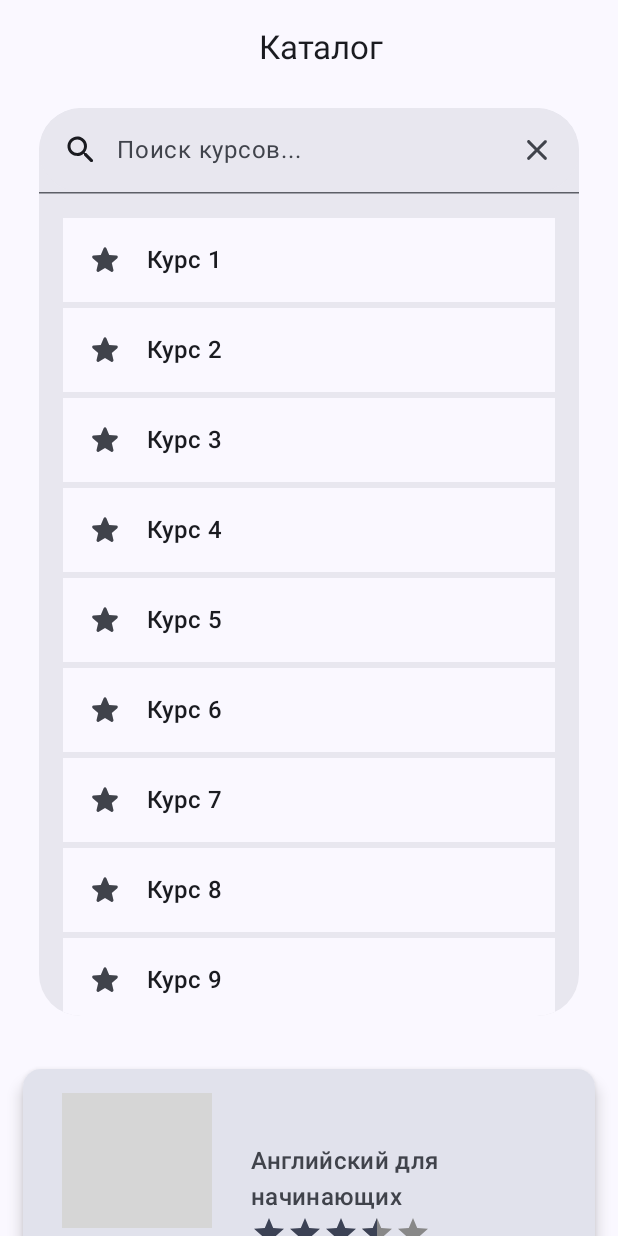
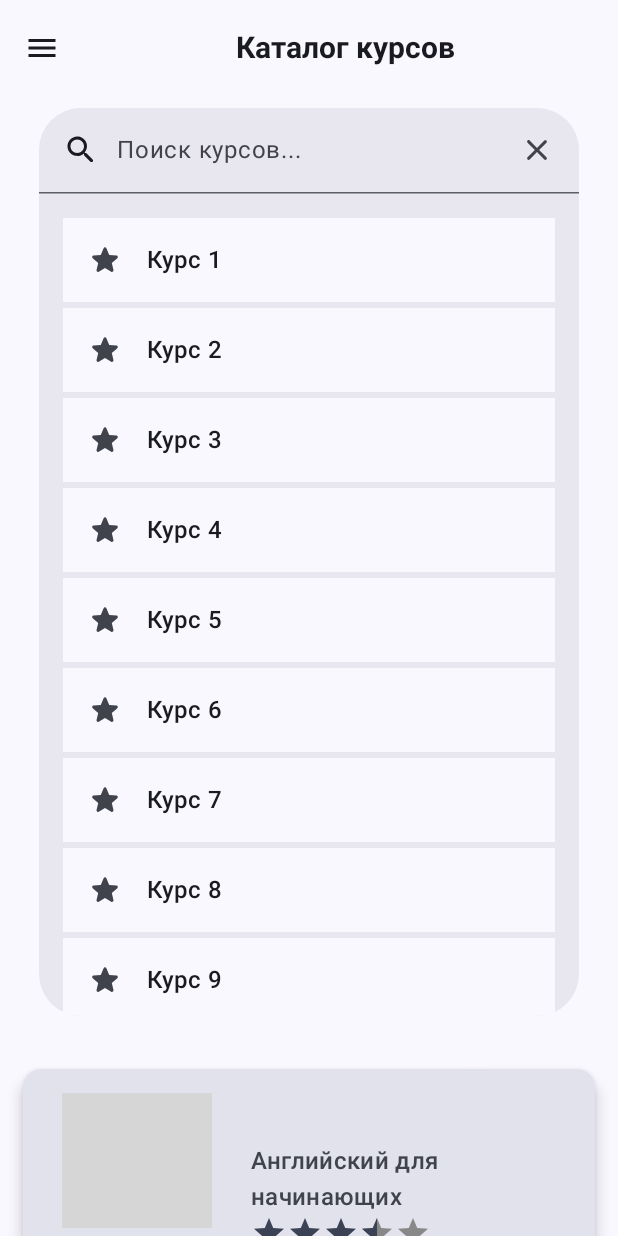
Before and after one commit to Just-everyday-developer/Language-Tutor, an Android app built with Jetpack Compose: the screen it shows after launch (MainActivity), on a phone screen of 412 x 824 dp. Run offline under Robolectric (Android 15) with nearby library versions, the phone set to English and light mode, and no system bars; grey boxes are pictures that could not be loaded.

Commit message:
Added dropdown menu from the left side on touching sandwich button with sections

```diff
--- a/app/src/main/java/com/example/language_tutor/MainActivity.kt
+++ b/app/src/main/java/com/example/language_tutor/MainActivity.kt
@@ -5,24 +5,23 @@ import androidx.activity.ComponentActivity
 import androidx.activity.compose.setContent
 import androidx.activity.enableEdgeToEdge
 import androidx.compose.animation.AnimatedVisibility
-import androidx.compose.foundation.*
-import androidx.compose.foundation.gestures.Orientation
-import androidx.compose.foundation.gestures.ScrollableState
-import androidx.compose.foundation.gestures.rememberScrollableState
-import androidx.compose.foundation.gestures.scrollable
-import androidx.compose.material3.DockedSearchBar
-import androidx.compose.material3.ExperimentalMaterial3Api
+import androidx.compose.foundation.Image
+import androidx.compose.foundation.background
+import androidx.compose.foundation.clickable
 import androidx.compose.foundation.layout.*
 import androidx.compose.foundation.lazy.LazyColumn
 import androidx.compose.foundation.lazy.items
-import androidx.compose.material.icons.*
+import androidx.compose.foundation.shape.RoundedCornerShape
+import androidx.compose.material.icons.Icons
+import androidx.compose.material.icons.filled.Menu
 import androidx.compose.material.icons.filled.Star
-import androidx.compose.material.icons.rounded.*
-import androidx.compose.material3.Scaffold
+import androidx.compose.material.icons.rounded.Clear
+import androidx.compose.material.icons.rounded.Search
+import androidx.compose.material.icons.rounded.Star
 import androidx.compose.material3.*
-import androidx.compose.runtime.Composable
 import androidx.compose.runtime.*
-import androidx.compose.ui.*
+import androidx.compose.ui.Alignment
+import androidx.compose.ui.Modifier
 import androidx.compose.ui.draw.clip
 import androidx.compose.ui.geometry.Rect
 import androidx.compose.ui.geometry.Size
@@ -30,15 +29,17 @@ import androidx.compose.ui.graphics.Color
 import androidx.compose.ui.graphics.Outline
 import androidx.compose.ui.graphics.Shape
 import androidx.compose.ui.graphics.graphicsLayer
-import androidx.compose.ui.layout.VerticalAlignmentLine
+import androidx.compose.ui.layout.ContentScale
 import androidx.compose.ui.res.painterResource
+import androidx.compose.ui.text.font.FontWeight
 import androidx.compose.ui.text.style.TextAlign
 import androidx.compose.ui.tooling.preview.Preview
 import androidx.compose.ui.unit.Density
 import androidx.compose.ui.unit.LayoutDirection
 import androidx.compose.ui.unit.dp
+import androidx.compose.ui.unit.sp
 import com.example.language_tutor.ui.theme.LanguageTutorTheme
-import com.gowtham.ratingbar.RatingBar
+import kotlinx.coroutines.launch
 
 class MainActivity : ComponentActivity() {
     override fun onCreate(savedInstanceState: Bundle?) {
@@ -46,9 +47,7 @@ class MainActivity : ComponentActivity() {
         enableEdgeToEdge()
         setContent {
             LanguageTutorTheme {
-                Scaffold(modifier = Modifier.fillMaxSize()) { innerPadding ->
-                    App(modifier = Modifier.padding(innerPadding))
-                }
+                App()
             }
         }
     }
@@ -57,26 +56,113 @@ class MainActivity : ComponentActivity() {
     @Composable
     fun GreetingPreview() {
         LanguageTutorTheme {
-        App(Modifier)
+            App()
         }
-}
-
-@Composable
-fun App(modifier: Modifier) {
-    Column {
-        Header(Modifier)
-        Search(Modifier.padding(bottom = 20.dp))
-        Courses(Modifier)
     }
 }
 
 @OptIn(ExperimentalMaterial3Api::class)
 @Composable
-fun Header(modifier: Modifier) {
+fun App(modifier: Modifier = Modifier) {
+    val drawerState = rememberDrawerState(DrawerValue.Closed)
+    val scope = rememberCoroutineScope()
+
+    ModalNavigationDrawer(
+        drawerState = drawerState,
+        drawerContent = {
+            ModalDrawerSheet(
+                modifier = Modifier.width(300.dp)
+            ) {
+                Text(
+                    text = "Меню",
+                    style = MaterialTheme.typography.headlineMedium,
+                    modifier = Modifier.padding(24.dp),
+                    fontWeight = FontWeight.Bold
+                )
+                Divider(
+                    modifier = Modifier.padding(horizontal = 16.dp),
+                    color = MaterialTheme.colorScheme.onSurface.copy(alpha = 0.12f)
+                )
+
+                // Улучшенные элементы меню
+                DrawerItem(text = "Главная", icon = Icons.Filled.Menu) { scope.launch { drawerState.close() } }
+                DrawerItem(text = "Моя статистика", icon = Icons.Rounded.Star) { scope.launch { drawerState.close() } }
+                DrawerItem(text = "Экзамен", icon = Icons.Filled.Star) { scope.launch { drawerState.close() } }
+                DrawerItem(text = "Запоминатор", icon = Icons.Rounded.Search) { scope.launch { drawerState.close() } }
+            }
+        }
+    ) {
+        Scaffold(
+            topBar = {
+                Header(
+                    title = "Каталог курсов",
+                    onMenuClick = { scope.launch { drawerState.open() } }
+                )
+            },
+            containerColor = MaterialTheme.colorScheme.background
+        ) { innerPadding ->
+            Column(modifier = Modifier.padding(innerPadding)) {
+                Search(Modifier.padding(bottom = 20.dp))
+                Courses(Modifier)
+            }
+        }
+    }
+}
+
+@Composable
+fun DrawerItem(
+    text: String,
+    icon: androidx.compose.ui.graphics.vector.ImageVector,
+    onClick: () -> Unit
+) {
+    NavigationDrawerItem(
+        label = {
+            Text(
+                text = text,
+                style = MaterialTheme.typography.bodyLarge
+            )
+        },
+        selected = false,
+        icon = {
+            Icon(
+                imageVector = icon,
+                contentDescription = text
+            )
+        },
+        onClick = onClick,
+        modifier = Modifier
+            .padding(horizontal = 16.dp, vertical = 8.dp)
+            .clip(RoundedCornerShape(8.dp))
+    )
+}
+
+
+@OptIn(ExperimentalMaterial3Api::class)
+@Composable
+fun Header(
+    title: String,
+    onMenuClick: () -> Unit
+) {
     TopAppBar(
-        title = { Row(modifier.fillMaxWidth(), horizontalArrangement = Arrangement.Center) { Text("Каталог") } }
+        title = {
+            Text(
+                text = title,
+                modifier = Modifier.fillMaxWidth(),
+                textAlign = TextAlign.Center,
+                fontWeight = FontWeight.Bold,
+                fontSize = 20.sp
             )
-}}
+        },
+        navigationIcon = {
+            IconButton(onClick = onMenuClick) {
+                Icon(
+                    imageVector = Icons.Filled.Menu,
+                    contentDescription = "Открыть меню"
+                )
+            }
+        }
+    )
+}
 
 @OptIn(ExperimentalMaterial3Api::class)
 @Composable
@@ -86,7 +172,9 @@ fun Search(modifier: Modifier) {
     val suggestions = (1..100).map { "Курс $it" }
     val filteredSuggestions = if (searchText.isNotEmpty()) {
         suggestions.filter { it.contains(searchText, ignoreCase = true) }
-    } else { suggestions }
+    } else {
+        suggestions
+    }
 
     Box(modifier.fillMaxWidth()) {
         DockedSearchBar(
@@ -111,8 +199,7 @@ fun Search(modifier: Modifier) {
                 )
             },
         ) {
-            AnimatedVisibility(visible = isActive)
-            {
+            AnimatedVisibility(visible = isActive) {
                 LazyColumn(
                     modifier = Modifier.fillMaxWidth(),
                     contentPadding = PaddingValues(16.dp),
@@ -120,8 +207,7 @@ fun Search(modifier: Modifier) {
                 ) {
                     items(filteredSuggestions) { resultText ->
                         ListItem(
-                            modifier = Modifier
-                                .clickable {
+                            modifier = Modifier.clickable {
                                 searchText = resultText
                                 isActive = false
                             },
@@ -155,56 +241,50 @@ fun RatingStar(
     Row {
         for (i in 1..maxRating) {
             if (i <= rating.toInt()) {
-                // Full stars
                 Icon(
-                    imageVector = Icons.Default.Star,
+                    imageVector = Icons.Filled.Star,
                     contentDescription = null,
                     tint = MaterialTheme.colorScheme.secondary,
                     modifier = Modifier
                         .size(24.dp)
-                        .clickable(!isIndicator) {
-                            onStarClick(i)
-                        }
+                        .clickable(enabled = !isIndicator) { onStarClick(i) }
                 )
             } else if (i == rating.toInt() + 1 && rating % 1 != 0f) {
-                // Partial star
                 PartialStar(fraction = rating % 1)
             } else {
-                // Empty stars
                 Icon(
-                    imageVector = Icons.Default.Star,
+                    imageVector = Icons.Filled.Star,
                     contentDescription = null,
                     tint = Color.Gray,
                     modifier = Modifier
                         .size(24.dp)
-                        .clickable(!isIndicator) {
-                            onStarClick(i)
-                        }
+                        .clickable(enabled = !isIndicator) { onStarClick(i) }
                 )
             }
         }
     }
 }
+
 @Composable
 private fun PartialStar(fraction: Float) {
     val customShape = FractionalClipShape(fraction)
 
     Box {
         Icon(
-            imageVector = Icons.Default.Star,
+            imageVector = Icons.Filled.Star,
             contentDescription = null,
             tint = Color.Gray,
             modifier = Modifier.size(24.dp)
         )
         Box(
             modifier = Modifier
-                .graphicsLayer (
+                .graphicsLayer(
                     clip = true,
                     shape = customShape
                 )
         ) {
             Icon(
-                imageVector = Icons.Default.Star,
+                imageVector = Icons.Filled.Star,
                 contentDescription = null,
                 tint = MaterialTheme.colorScheme.secondary,
                 modifier = Modifier.size(24.dp)
@@ -212,7 +292,6 @@ private fun PartialStar(fraction: Float) {
         }
     }
 }
-
 
 private class FractionalClipShape(private val fraction: Float) : Shape {
     override fun createOutline(
@@ -239,30 +318,39 @@ fun Courses(modifier: Modifier) {
         "Подготовка к IELTS"
     )
     val prices = listOf("Бесплатно", "60$", "180$")
-    val photos = listOf(R.drawable.for_newbies, R.drawable.for_intermediaters, R.drawable.for_ielts)
+    val photos = listOf(
+        R.drawable.for_newbies,
+        R.drawable.for_intermediaters,
+        R.drawable.for_ielts
+    )
+
     LazyColumn(modifier.fillMaxSize()) {
         items(listOf(0, 1, 2)) { index ->
             ElevatedCard(
                 colors = CardDefaults.cardColors(
                     containerColor = MaterialTheme.colorScheme.surfaceVariant
                 ),
-                modifier = modifier.padding(15.dp).height(170.dp).fillMaxWidth(),
+                modifier = Modifier
+                    .padding(15.dp)
+                    .height(170.dp)
+                    .fillMaxWidth(),
                 elevation = CardDefaults.cardElevation(defaultElevation = 6.dp),
             ) {
                 Row(
-                    modifier = modifier
+                    modifier = Modifier
                         .fillMaxSize()
                         .padding(16.dp)
                 ) {
                     Column(
-                        modifier = modifier.width(120.dp),
+                        modifier = Modifier.width(120.dp),
                         horizontalAlignment = Alignment.CenterHorizontally,
                         verticalArrangement = Arrangement.SpaceBetween
                     ) {
                         Image(
                             painter = painterResource(id = photos[index]),
-                            contentDescription = "Изображение курса для начинающих",
-                            modifier = modifier
+                            contentDescription = "Изображение курса",
+                            contentScale = ContentScale.Crop,
+                            modifier = Modifier
                                 .size(100.dp)
                                 .clip(MaterialTheme.shapes.medium)
                                 .padding(bottom = 10.dp)
@@ -277,22 +365,23 @@ fun Courses(modifier: Modifier) {
                     Spacer(Modifier.width(16.dp))
 
                     Column(
-                        modifier = modifier.fillMaxSize(),
+                        modifier = Modifier.fillMaxSize(),
                         verticalArrangement = Arrangement.Center
                     ) {
                         Text(
                             text = coursesList[index],
                             style = MaterialTheme.typography.titleMedium
                         )
+                        // Каждая карточка имеет собственное состояние рейтинга
                         var rating by remember { mutableFloatStateOf(3.5f) }
-                        var isAvailable by remember { mutableStateOf(false) }
                         RatingStar(
                             rating = rating,
                             maxRating = 5,
                             onStarClick = { clickedStar ->
                                 rating = clickedStar.toFloat()
-                                isAvailable = !isAvailable
-                        }, isAvailable)
+                            },
+                            isIndicator = false
+                        )
                     }
                 }
             }
```
Lines whose indentation alone changed are shown as unchanged.
